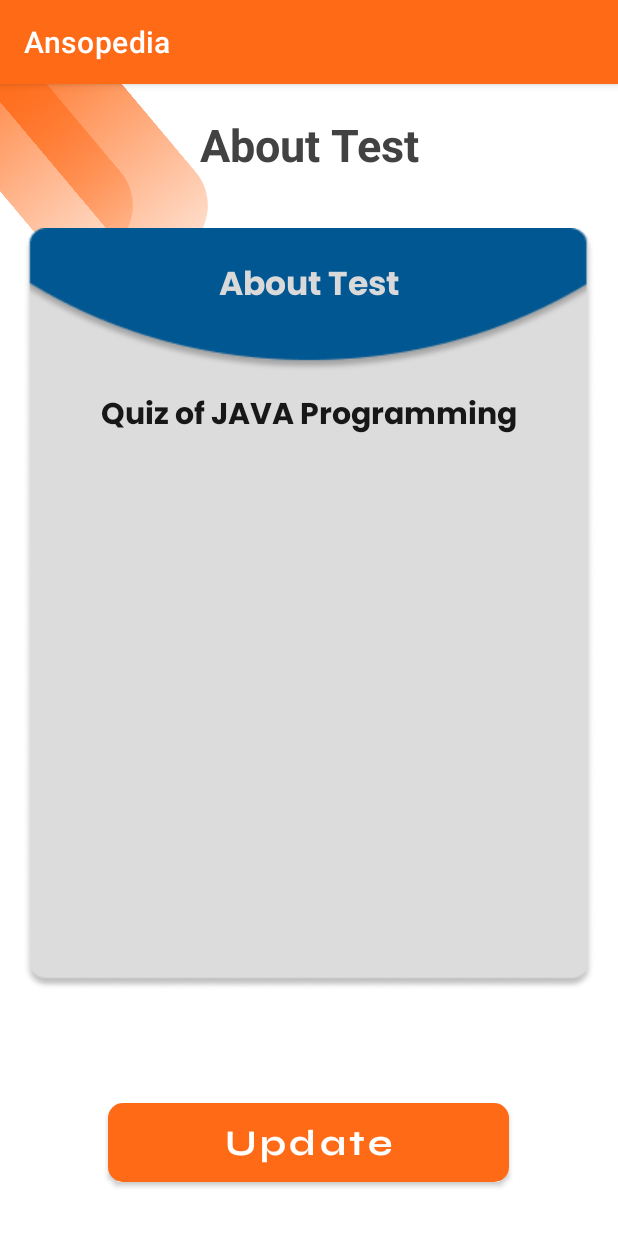
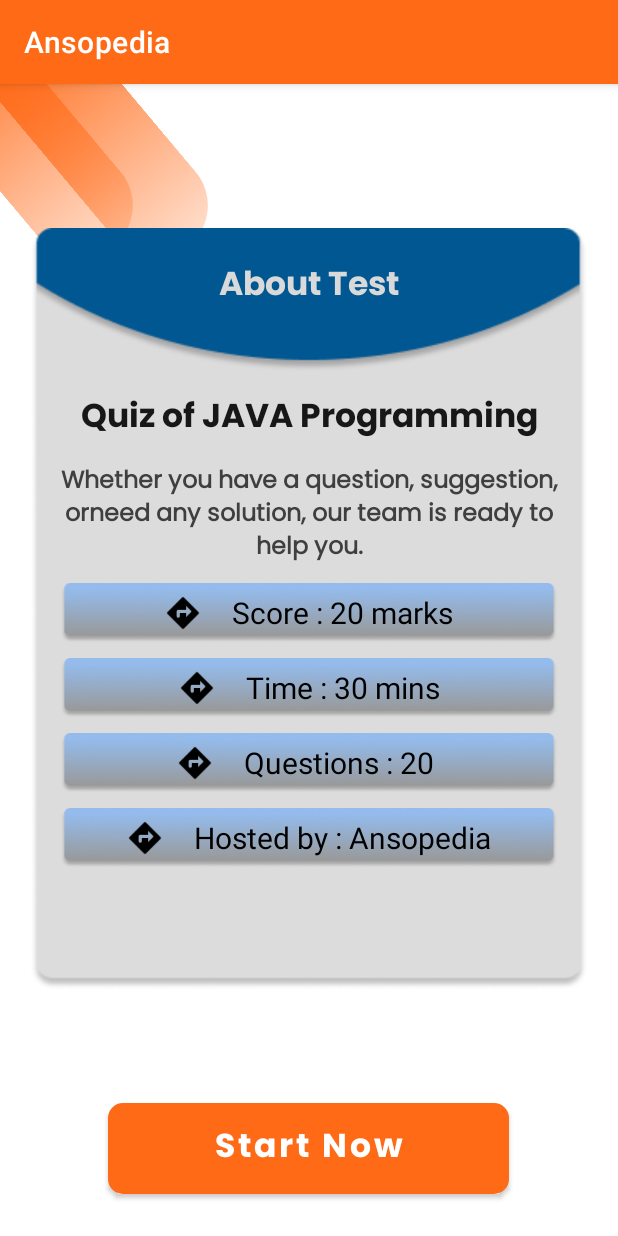
Before and after one commit to Shahbibek/Ansopedia, an Android app: the AboutTestActivity screen opened directly, with no data from a screen before it, on a phone screen of 412 x 824 dp. Run offline under Robolectric (Android 15) with nearby library versions, the phone set to English and light mode, and no system bars.

Commit message:
about test page completed...

```diff
--- a/app/src/main/res/layout/activity_about_test.xml
+++ b/app/src/main/res/layout/activity_about_test.xml
@@ -39,7 +39,7 @@
             android:layout_marginBottom="20dp"
             android:fontFamily="verdana"
             android:gravity="center"
-            android:text="About Test"
+            android:text=""
             android:textColor="@color/cardview_dark_background"
             android:textSize="30dp"
             android:textStyle="bold" />
@@ -50,9 +50,9 @@
             android:layout_width="match_parent"
             android:layout_height="wrap_content"
             android:layout_below="@+id/header_title"
-            android:layout_marginStart="15dp"
+            android:layout_marginStart="20dp"
             android:layout_marginTop="15dp"
-            android:layout_marginEnd="15dp"
+            android:layout_marginEnd="20dp"
             android:layout_marginBottom="15dp"
             android:background="@drawable/about_test_bg"
             android:orientation="vertical">
@@ -74,7 +74,7 @@
                 android:textStyle="bold" />
 
             <TextView
-                android:id="@+id/addHeading"
+                android:id="@+id/abtHeading"
                 android:layout_width="match_parent"
                 android:layout_height="wrap_content"
                 android:layout_below="@+id/aboutTest_heading"
@@ -83,8 +83,148 @@
                 android:text="Quiz of JAVA Programming"
                 android:textAlignment="center"
                 android:textColor="#171717"
-                android:textSize="20sp"
+                android:textSize="22sp"
                 android:textStyle="bold" />
+
+            <TextView
+                android:id="@+id/aboutTest_desc"
+                android:layout_width="match_parent"
+                android:layout_height="wrap_content"
+                android:layout_below="@+id/abtHeading"
+                android:fontFamily="@font/poppins_regular"
+                android:padding="10dp"
+                android:text="Whether you have a question, suggestion, orneed any solution, our team is ready to help you."
+                android:textAlignment="center"
+                android:textColor="#3F3F3F"
+                android:textSize="16sp"
+                android:textStyle="bold" />
+
+            <LinearLayout
+                android:id="@+id/point_1"
+                android:layout_width="match_parent"
+                android:layout_height="40dp"
+                android:layout_below="@+id/aboutTest_desc"
+                android:layout_marginStart="20dp"
+                android:layout_marginEnd="20dp"
+                android:background="@drawable/desc_point_bg"
+                android:gravity="center">
+
+                <ImageView
+                    android:layout_width="25dp"
+                    android:layout_height="25dp"
+                    android:layout_gravity="center"
+                    android:layout_marginEnd="20dp"
+                    android:src="@drawable/round_directions">
+
+                </ImageView>
+
+                <TextView
+                    android:layout_width="wrap_content"
+                    android:layout_height="wrap_content"
+                    android:text="Score : 20 marks"
+                    android:textAlignment="center"
+                    android:textColor="@color/black"
+                    android:textSize="20sp">
+
+                </TextView>
+
+            </LinearLayout>
+
+            <LinearLayout
+                android:id="@+id/point_2"
+                android:layout_width="match_parent"
+                android:layout_height="40dp"
+                android:layout_below="@+id/point_1"
+                android:layout_marginStart="20dp"
+                android:layout_marginTop="10dp"
+                android:layout_marginEnd="20dp"
+                android:background="@drawable/desc_point_bg"
+                android:gravity="center">
+
+                <ImageView
+                    android:layout_width="25dp"
+                    android:layout_height="25dp"
+                    android:layout_gravity="center"
+                    android:layout_marginEnd="20dp"
+                    android:src="@drawable/round_directions">
+
+                </ImageView>
+
+                <TextView
+                    android:layout_width="wrap_content"
+                    android:layout_height="wrap_content"
+                    android:text="Time : 30 mins"
+                    android:textAlignment="center"
+                    android:textColor="@color/black"
+                    android:textSize="20sp">
+
+                </TextView>
+
+            </LinearLayout>
+
+            <LinearLayout
+                android:id="@+id/point_3"
+                android:layout_width="match_parent"
+                android:layout_height="40dp"
+                android:layout_below="@+id/point_2"
+                android:layout_marginStart="20dp"
+                android:layout_marginTop="10dp"
+                android:layout_marginEnd="20dp"
+                android:background="@drawable/desc_point_bg"
+                android:gravity="center">
+
+                <ImageView
+                    android:layout_width="25dp"
+                    android:layout_height="25dp"
+                    android:layout_gravity="center"
+                    android:layout_marginEnd="20dp"
+                    android:src="@drawable/round_directions">
+
+                </ImageView>
+
+                <TextView
+                    android:layout_width="wrap_content"
+                    android:layout_height="wrap_content"
+                    android:text="Questions : 20 "
+                    android:textAlignment="center"
+                    android:textColor="@color/black"
+                    android:textSize="20sp">
+
+                </TextView>
+
+            </LinearLayout>
+
+            <LinearLayout
+                android:id="@+id/point_4"
+                android:layout_width="match_parent"
+                android:layout_height="40dp"
+                android:layout_below="@+id/point_3"
+                android:layout_marginStart="20dp"
+                android:layout_marginTop="10dp"
+                android:layout_marginEnd="20dp"
+                android:background="@drawable/desc_point_bg"
+                android:gravity="center">
+
+                <ImageView
+                    android:layout_width="25dp"
+                    android:layout_height="25dp"
+                    android:layout_gravity="center"
+                    android:layout_marginEnd="20dp"
+                    android:src="@drawable/round_directions">
+
+                </ImageView>
+
+                <TextView
+                    android:layout_width="wrap_content"
+                    android:layout_height="wrap_content"
+                    android:text="Hosted by : Ansopedia"
+                    android:textAlignment="center"
+                    android:textColor="@color/black"
+                    android:textSize="20sp">
+
+                </TextView>
+
+            </LinearLayout>
 
 
         </LinearLayout>
@@ -96,7 +236,7 @@
             android:layout_below="@+id/aboutTest_container"
             android:layout_alignParentBottom="true"
             android:layout_marginVertical="20dp"
-            android:layout_marginBottom="10dp"
+            android:layout_marginBottom="20dp"
             android:gravity="center"
             android:orientation="vertical">
 
@@ -107,12 +247,12 @@
                 android:layout_marginVertical="20dp"
                 android:layout_marginBottom="21dp"
                 android:background="@drawable/button_background"
-                android:fontFamily="@font/syne_bold"
+                android:fontFamily="@font/poppins_bold"
                 android:padding="5dp"
-                android:text="Update"
+                android:text="Start Now"
                 android:textAllCaps="false"
                 android:textColor="@color/white"
-                android:textSize="24sp" />
+                android:textSize="22sp" />
         </LinearLayout>
 
 
--- a/app/src/main/res/values/colors.xml
+++ b/app/src/main/res/values/colors.xml
@@ -22,6 +22,7 @@
     <color name="oval_color_1">#FF6916</color>
     <color name="oval_color_2">#39FF6A17</color>
 
+    <color name="point_bg">#94BBEB</color>
     <color name="contact_shape">#F55D1C</color>
     <color name="editText_bg">#D9D9D9</color>
     <color name="border_color">#525252</color>
```
Also changed, not shown: app/src/main/res/drawable/desc_point_bg.png (added), app/src/main/res/drawable/round_directions.png (added).
